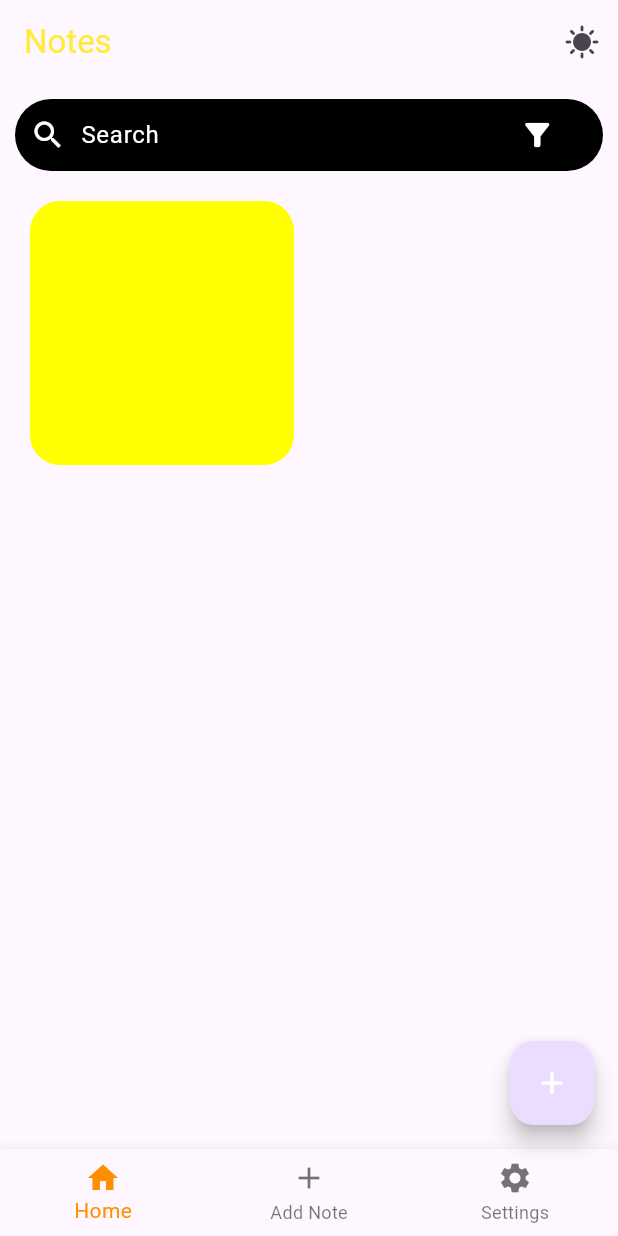
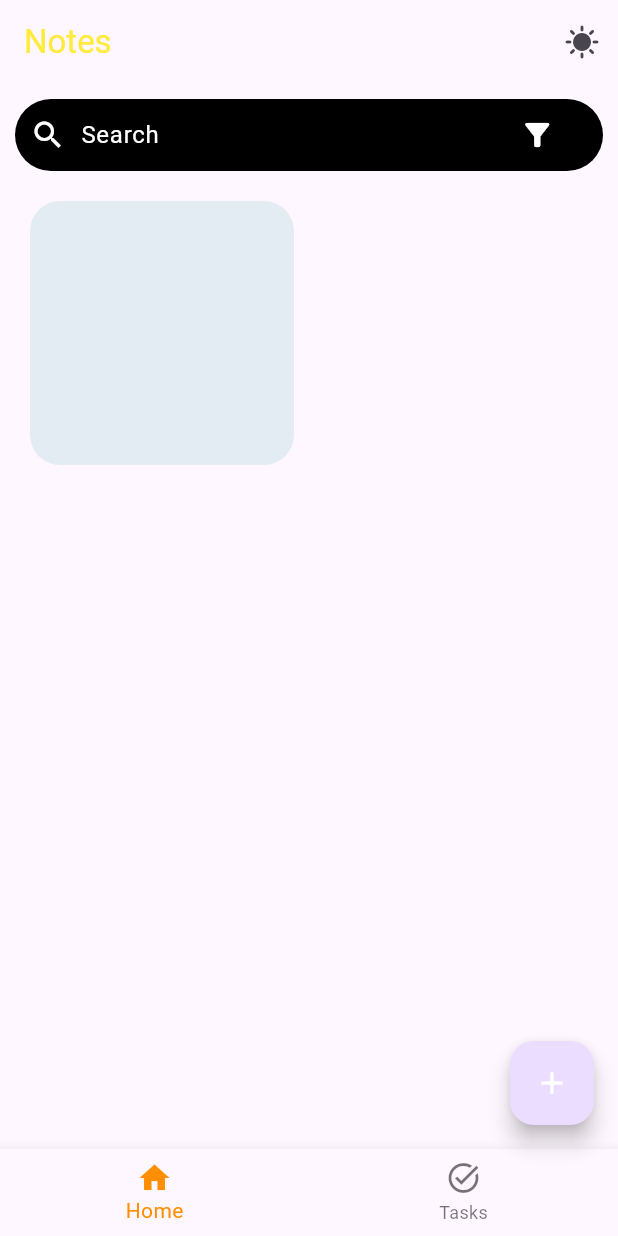
Before and after one commit to AKHILTH0MAS/Keeper, a Flutter app: the AddNote screen opened by its route, after a tap on "Add Note", on a phone screen of 412 x 824 dp. Run offline on Flutter 3.47's test engine with Material 2 defaults, Android fonts, the phone set to English and light mode, and no system bars; our stand-ins replace shared_preferences; accounts and stored records are empty.

Commit message:
lots of changes....

```diff
--- a/lib/components/notesmini.dart
+++ /dev/null
@@ -1,51 +0,0 @@
-import 'package:flutter/material.dart';
-
-class NotesMini extends StatelessWidget {
-  const NotesMini({
-    super.key,
-    required this.title,
-    required this.description,
-  });
-
-  final String title;
-  final String description;
-  @override
-  Widget build(BuildContext context) {
-    Size size = MediaQuery.of(context).size;
-    return GestureDetector(
-      onTap: () {},
-      child: Container(
-        margin: const EdgeInsets.all(10),
-        padding: const EdgeInsets.all(10),
-        width: size.width * 0.5,
-        height: size.height * 0.4,
-        decoration: BoxDecoration(
-          borderRadius: BorderRadius.circular(20),
-          color: Colors.yellowAccent,
-        ),
-        child: Column(
-          children: [
-            Text(
-              title,
-              style: const TextStyle(
-                color: Colors.black,
-                fontSize: 22,
-                fontWeight: FontWeight.bold,
-              ),
-            ),
-            const SizedBox(height: 10),
-            Text(
-              description,
-              maxLines: 8,
-              style: const TextStyle(
-                color: Colors.black,
-                fontSize: 18,
-                fontWeight: FontWeight.normal,
-              ),
-            ),
-          ],
-        ),
-      ),
-    );
-  }
-}
--- a/lib/components/notesprovider.dart
+++ /dev/null
@@ -1,21 +0,0 @@
-import 'package:flutter/foundation.dart';
-import 'package:flutter/material.dart';
-import 'package:notes/components/preference.dart';
-
-class NotesProvider extends ChangeNotifier {
-  NotesProvider() {
-    titles = sharedPreference?.getStringList('sTitle') ?? [];
-    descriptions = sharedPreference?.getStringList('sDescription') ?? [];
-  }
-  final sharedPreference = PreferencesManager.sharedPreferences;
-  List<String> titles = [];
-  List<String> descriptions = [];
-  List path = [];
-  void addnote(title1, description1) {
-    titles.add(title1);
-    descriptions.add(description1);
-    sharedPreference?.setStringList('sTitle', titles);
-    sharedPreference?.setStringList('sDescription', descriptions);
-    notifyListeners();
-  }
-}
--- a/lib/main.dart
+++ b/lib/main.dart
@@ -1,9 +1,10 @@
 import 'package:flutter/material.dart';
 import 'package:notes/screens/addnote.dart';
 import 'package:notes/screens/home.dart';
+import 'package:notes/screens/tasklist.dart';
 import 'package:provider/provider.dart';
-import 'components/notesprovider.dart';
-import 'components/preference.dart';
+import 'notescomponents/notesprovider.dart';
+import 'notescomponents/preference.dart';
 
 Future<void> main() async {
   WidgetsFlutterBinding.ensureInitialized();
@@ -29,6 +30,7 @@ class MyApp extends StatelessWidget {
         routes: {
           '/': (context) => const HomePage(),
           '/addnote': (context) => const AddNote(),
+          '/tasklist': (context) => const Tasks(),
         },
         initialRoute: '/',
       ),
--- a/lib/components/addnotebutton.dart
+++ b/lib/notescomponents/addnotebutton.dart
@@ -1,5 +1,5 @@
 import 'package:flutter/material.dart';
-import 'package:notes/components/notesprovider.dart';
+import 'package:notes/notescomponents/notesprovider.dart';
 import 'package:provider/provider.dart';
 
 class AddNoteButton extends StatelessWidget {
--- /dev/null
+++ b/lib/notescomponents/notesmini.dart
@@ -0,0 +1,88 @@
+import 'package:flutter/material.dart';
+import 'package:provider/provider.dart';
+
+import 'notesprovider.dart';
+
+class NotesMini extends StatelessWidget {
+  const NotesMini({
+    super.key,
+    required this.title,
+    required this.description,
+  });
+
+  final String title;
+  final String description;
+  @override
+  Widget build(BuildContext context) {
+    Size size = MediaQuery.of(context).size;
+    return GestureDetector(
+      onTap: () => showDialog(
+          context: context,
+          builder: (BuildContext context) {
+            return AlertDialog(
+              title: Text(title),
+              titleTextStyle: const TextStyle(
+                color: Colors.black,
+                fontSize: 30,
+                fontWeight: FontWeight.bold,
+              ),
+              content: Text(description),
+              contentTextStyle: const TextStyle(
+                color: Colors.black,
+                fontSize: 25,
+                fontWeight: FontWeight.normal,
+              ),
+              actions: [
+                TextButton(
+                  onPressed: () {
+                    Provider.of<NotesProvider>(context, listen: false)
+                        .deletenote(title, description);
+                    Navigator.of(context).pop();
+                  },
+                  child: const Text(
+                    "Delete note 🗑",
+                    style: TextStyle(
+                      color: Colors.black,
+                      fontSize: 20,
+                      fontWeight: FontWeight.bold,
+                    ),
+                  ),
+                ),
+              ],
+            );
+          }),
+      child: Container(
+        margin: const EdgeInsets.all(10),
+        padding: const EdgeInsets.all(10),
+        height: size.height * 0.7,
+        width: size.width * 0.5,
+        decoration: BoxDecoration(
+          borderRadius: BorderRadius.circular(20),
+          color: const Color.fromARGB(86, 178, 215, 220),
+        ),
+        child: Column(
+          children: [
+            Text(
+              title,
+              style: const TextStyle(
+                color: Colors.black,
+                fontSize: 22,
+                fontWeight: FontWeight.bold,
+              ),
+            ),
+            const SizedBox(height: 5),
+            Text(
+              description,
+              maxLines: 4,
+              style: const TextStyle(
+                color: Colors.black,
+                fontSize: 18,
+                fontWeight: FontWeight.normal,
+              ),
+            ),
+          ],
+        ),
+      ),
+    );
+  }
+}
--- /dev/null
+++ b/lib/notescomponents/notesprovider.dart
@@ -0,0 +1,67 @@
+import 'package:flutter/foundation.dart';
+import 'package:flutter/material.dart';
+import 'package:notes/notescomponents/preference.dart';
+
+class NotesProvider extends ChangeNotifier {
+  NotesProvider() {
+    titles = sharedPreference?.getStringList('sTitle') ?? [];
+    descriptions = sharedPreference?.getStringList('sDescription') ?? [];
+    tasks = sharedPreference?.getStringList('sTask') ?? [];
+  }
+
+  final sharedPreference = PreferencesManager.sharedPreferences;
+  List<String> titles = [];
+  List<String> descriptions = [];
+  List<String> path = [];
+  List<String> tasks = [];
+  List<String> notesresultstitles = [];
+  List<String> notesresultsdescriptions = [];
+  List<String> tasksresults = [];
+
+  void addnote(String title, String description1) {
+    titles.add(title);
+    descriptions.add(description1);
+    sharedPreference?.setStringList('sTitle', titles);
+    sharedPreference?.setStringList('sDescription', descriptions);
+    notifyListeners();
+  }
+
+  void deletenote(String title, String description) {
+    titles.remove(title);
+    descriptions.remove(description);
+    sharedPreference?.setStringList('sTitle', titles);
+    sharedPreference?.setStringList('sDescription', descriptions);
+    notifyListeners();
+  }
+
+  void addTask(String task) {
+    tasks.add(task);
+    sharedPreference?.setStringList('sTask', tasks);
+    notifyListeners();
+  }
+
+  void deleteTask(String task) {
+    tasks.remove(task);
+    notifyListeners();
+  }
+
+  void searchNotes(String keyword) {
+    notesresultstitles.clear();
+    notesresultsdescriptions.clear();
+    for (int index = 0; index < titles.length; index++) {
+      if (titles[index].toLowerCase().contains(keyword.toLowerCase())) {
+        notesresultstitles.add(titles[index]);
+        notesresultsdescriptions.add(descriptions[index]);
+      }
+    }
+  }
+
+  void searchTasks(String keyword) {
+    tasksresults.clear();
+    for (int index = 0; index < tasks.length; index++) {
+      if (tasks[index].toLowerCase().contains(keyword.toLowerCase())) {
+        tasksresults.add(tasks[index]);
+      }
+    }
+  }
+}
--- a/lib/components/search.dart
+++ b/lib/notescomponents/search.dart
@@ -1,10 +1,19 @@
 import 'package:flutter/material.dart';
+import 'package:notes/notescomponents/notesprovider.dart';
+import 'package:provider/provider.dart';
 
-class Searchbar extends StatelessWidget {
+class Searchbar extends StatefulWidget {
   const Searchbar({
     super.key,
   });
 
+  @override
+  State<Searchbar> createState() => _SearchbarState();
+}
+
+final TextEditingController searchController = TextEditingController();
+
+class _SearchbarState extends State<Searchbar> {
   @override
   Widget build(BuildContext context) {
     Size size = MediaQuery.of(context).size;
@@ -22,17 +31,23 @@ class Searchbar extends StatelessWidget {
             const SizedBox(width: 10),
             SizedBox(
               width: size.width * 0.68,
-              child: const TextField(
-                decoration: InputDecoration(
+              child: TextField(
+                controller: searchController,
+                decoration: const InputDecoration(
                   hintText: 'Search',
                   hintStyle: TextStyle(color: Colors.white),
                   border: InputBorder.none,
                 ),
-                style: TextStyle(color: Colors.white),
+                style: const TextStyle(color: Colors.white),
               ),
             ),
             IconButton(
-                onPressed: () {},
+                onPressed: () {
+                  Provider.of<NotesProvider>(context, listen: false)
+                      .searchNotes(searchController.text);
+                  Provider.of<NotesProvider>(context, listen: false)
+                      .searchTasks(searchController.text);
+                },
                 icon: const Icon(Icons.filter_alt, color: Colors.white))
           ],
         ),
--- a/lib/components/textfieldtitle.dart
+++ b/lib/notescomponents/textfieldtitle.dart
@@ -1,12 +1,14 @@
 import 'package:flutter/material.dart';
 
-class TextfieldTitle extends StatelessWidget {
-  const TextfieldTitle({
+class Textfield extends StatelessWidget {
+  const Textfield({
     super.key,
     required this.titlecontroller,
+    required this.hint,
   });
 
   final TextEditingController titlecontroller;
+  final String hint;
 
   @override
   Widget build(BuildContext context) {
@@ -19,8 +21,7 @@ class TextfieldTitle extends StatelessWidget {
       ),
       child: TextField(
         controller: titlecontroller,
-        decoration:
-            const InputDecoration(border: InputBorder.none, hintText: "Title"),
+        decoration: InputDecoration(border: InputBorder.none, hintText: hint),
       ),
     );
   }
--- a/lib/screens/addnote.dart
+++ b/lib/screens/addnote.dart
@@ -1,10 +1,10 @@
 import 'package:flutter/material.dart';
 import 'package:provider/provider.dart';
 
-import '../components/addnotebutton.dart';
-import '../components/descritionfield.dart';
-import '../components/notesprovider.dart';
-import '../components/textfieldtitle.dart';
+import '../notescomponents/addnotebutton.dart';
+import '../notescomponents/descritionfield.dart';
+import '../notescomponents/notesprovider.dart';
+import '../notescomponents/textfieldtitle.dart';
 
 class AddNote extends StatefulWidget {
   const AddNote({super.key});
@@ -19,32 +19,7 @@ class _AddNoteState extends State<AddNote> {
   final descriptioncontroller = TextEditingController();
   @override
   Widget build(BuildContext context) {
-    int selectedindex = 0;
     return Scaffold(
-      bottomNavigationBar: BottomNavigationBar(
-        items: const [
-          BottomNavigationBarItem(
-            icon: Icon(Icons.camera_alt_outlined),
-            label: "Camera",
-          ),
-          BottomNavigationBarItem(
-            icon: Icon(Icons.mic_rounded),
-            label: "Mic",
-          ),
-          BottomNavigationBarItem(
-            icon: Icon(Icons.checklist),
-            label: 'Checklist',
-          ),
-        ],
-        selectedItemColor: Colors.amber[800],
-        currentIndex: selectedindex,
-        onTap: (index) async {
-          if (index == 0) {}
-          // if (index == 1) {
-          //   Navigator.pushNamed(context, '/mic');
-          // }
-        },
-      ),
       appBar: AppBar(
         centerTitle: true,
         title: const Text("Add Note"),
@@ -67,7 +42,10 @@ class _AddNoteState extends State<AddNote> {
             children: [
               const SizedBox(height: 30),
               Text("Title", style: Theme.of(context).textTheme.headlineSmall),
-              TextfieldTitle(titlecontroller: titlecontroller),
+              Textfield(
+                titlecontroller: titlecontroller,
+                hint: "Title",
+              ),
               const SizedBox(height: 10),
               Text("Description",
                   style: Theme.of(context).textTheme.headlineSmall),
--- a/lib/screens/home.dart
+++ b/lib/screens/home.dart
@@ -1,9 +1,9 @@
 import 'package:flutter/material.dart';
-import 'package:notes/components/notesprovider.dart';
+import 'package:notes/notescomponents/notesprovider.dart';
 import 'package:provider/provider.dart';
 
-import '../components/notesmini.dart';
-import '../components/search.dart';
+import '../notescomponents/notesmini.dart';
+import '../notescomponents/search.dart';
 
 class HomePage extends StatefulWidget {
   const HomePage({super.key});
@@ -13,12 +13,16 @@ class HomePage extends StatefulWidget {
 }
 
 class _HomePageState extends State<HomePage> {
-  final int _selectedindex = 0;
-
   @override
   Widget build(BuildContext context) {
+    const int selectedindex = 0;
     final titles = Provider.of<NotesProvider>(context).titles;
     final descriptions = Provider.of<NotesProvider>(context).descriptions;
+    final resultstitles =
+        Provider.of<NotesProvider>(context).notesresultstitles;
+    final resultsdescription =
+        Provider.of<NotesProvider>(context).notesresultsdescriptions;
+
     return Scaffold(
       floatingActionButton: FloatingActionButton(
         onPressed: () {
@@ -35,21 +39,20 @@ class _HomePageState extends State<HomePage> {
             icon: Icon(Icons.home),
             label: 'Home',
           ),
-          BottomNavigationBarItem(icon: Icon(Icons.add), label: 'Add Note'),
           BottomNavigationBarItem(
-            icon: Icon(Icons.settings),
-            label: 'Settings',
+            icon: Icon(Icons.task_alt),
+            label: 'Tasks',
             backgroundColor: Colors.black,
           ),
         ],
         selectedItemColor: Colors.amber[800],
-        currentIndex: _selectedindex,
+        currentIndex: selectedindex,
         onTap: (index) {
           if (index == 0) {
             Navigator.pushReplacementNamed(context, '/');
           }
           if (index == 1) {
-            Navigator.pushNamed(context, '/addnote');
+            Navigator.pushNamed(context, '/tasklist');
           }
         },
       ),
@@ -83,10 +86,16 @@ class _HomePageState extends State<HomePage> {
                   shrinkWrap: true,
                   gridDelegate: const SliverGridDelegateWithFixedCrossAxisCount(
                       crossAxisCount: 2),
+                  physics: const ScrollPhysics(),
                   itemCount: titles.length,
                   itemBuilder: (BuildContext context, int index) {
-                    return NotesMini(
-                        title: titles[index], description: descriptions[index]);
+                    return resultstitles.isNotEmpty
+                        ? NotesMini(
+                            title: resultstitles[index],
+                            description: resultsdescription[index])
+                        : NotesMini(
+                            title: titles[index],
+                            description: descriptions[index]);
                   },
                 ),
             ],
```
Also changed, not shown: lib/screens/notepage.dart (deleted, +0 -34 lines), lib/screens/tasklist.dart (added, +81 -0 lines), lib/taskcomponets/taskcard.dart (added, +33 -0 lines), lib/taskcomponets/taskfield.dart (added, +50 -0 lines), lib/notescomponents/descritionfield.dart (renamed from lib/components/descritionfield.dart), lib/notescomponents/preference.dart (renamed from lib/components/preference.dart).
